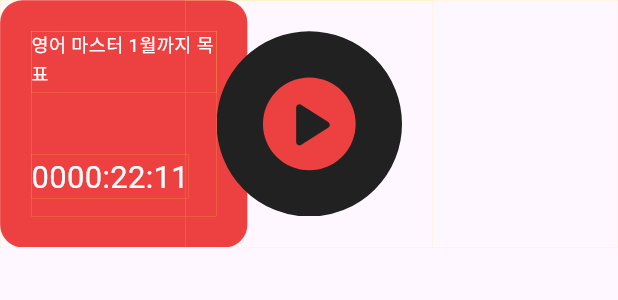
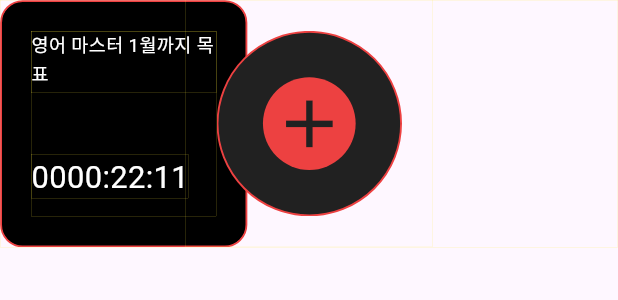
Before and after one commit to springstudy9092/tenthousand_hour_rule_flutter, a Flutter app: the MainGoalBox widget shown alone on an empty page, opened directly, on a phone screen of 412 x 824 dp. Shown: the top 300 px of the screen. Run offline on Flutter 3.47's test engine with Material 3 defaults, Android fonts, the phone set to English and light mode, and no system bars; missing offline and left inert: kakao_flutter_sdk; network calls fail.

Commit message:
20240107 get list, create common modal, icon click event, page move

```diff
--- a/lib/common/main_goal_box.dart
+++ b/lib/common/main_goal_box.dart
@@ -2,21 +2,29 @@ import 'package:flutter/material.dart';
 import 'package:sample_project/goal_main/goal_add.dart';
 
 import '../entities/goal.dart';
+import 'confirm_modal.dart';
 
 // 메인 목표 리스트 페이지 중 직사각형 목표상자 재사용
 class MainGoalBox extends StatefulWidget {
+  final String userId;
+  final String goalId;
   final String title;
   final String time; // TODO 시간 데이터 형식 수정 필요함 ex) 16:29
   final Color color;
   final String stat; // 신규0, 진행중1, 중지2, 삭제3, 완료4 임시 컬럼 상태 관리. 일단 진행하고 나중에 소스 개선 enum
   final Goal? goal; // 수정 예정
+  final int listCnt; // 수정 예정
+
   MainGoalBox({
     Key? key,
+    this.userId = "새로운 목표", // 사용자 아이디 전역에서 가져올 수 있으면 제거
+    this.goalId = "새로운 목표", // 컬럼 숫자로 변경 후 숫자로 받아올 예정
     this.title = "새로운 목표",
     this.time = '0000:00:00', // hh:mm:dd
-    this.color = Colors.black, // 추가한 목표 없는 경우 검정 네모로 보이도록 기본값 설정
-    this.stat = '1',
+    this.color = Colors.black,
+    this.stat = 'N', // 목표 상태 I:진행중(ing), F:완료(fin), S:중지(stop), R:준비(ready. 등록완료상태)  / 없으면 기본값 신규(New)
     this.goal = null, // 수정 예정
+    this.listCnt = 0, // 수정 예정
   }) :super(key: key);
 
   @override
@@ -26,38 +34,31 @@ class MainGoalBox extends StatefulWidget {
 class _MainGoalBox extends State<MainGoalBox> {
   @override
   Widget build(BuildContext context){
+
     final Size size = MediaQuery.of(context).size;
-    return Container(
-      margin: EdgeInsets.fromLTRB(0, 0, 0, size.width * 0.05), // 하단 마진
-      height: size.width * 0.4,
-      width: double.infinity,
-      decoration: BoxDecoration(
-        border: Border.all(
-          color: Colors.yellow,// 제거 예정
-          width: 0.1,
-        ),
-      ),
-      child:
-      Stack(
-        children: [
-          // 1) 왼쪽 사각형
-          Positioned(
+    // 신규인경우 +아이콘, 진행 가능인 경우 ▶, 완료인 경우 아이콘 없음
+    Positioned leftBox =  Positioned(
         left: 0,
         child: GestureDetector(
           onTap: () {
+            if(widget.stat == 'N' && widget.listCnt > 20){ // 신규인데 N개 넘어가는 경우 모달창
+              String msg = '진행중인 목표는 최대 20건까지만\n 설정할 수 있습니다.';
+              _showConfirmModal(context, msg,(){}); // 확인시 이벤트가 없음 --> 기획 확인 필요함
+            }else{
               Navigator.push(
                 context,
                 MaterialPageRoute(
                   builder: (context) => GoalAdd(),
                   settings: RouteSettings(arguments: widget.goal),),
               );
+            }
           },
           child: Container(
             width: size.width * 0.4,
             height: size.width * 0.4,
             decoration:
             BoxDecoration(
-                  color: widget.stat != '0' ? widget.color : Colors.black,  // 변동 색상 → 목표별 색상 다르게 하도록
+              color: widget.stat != 'N' ? widget.color : Colors.black,  // 신규인 경우 검정색 상자
               borderRadius: BorderRadius.circular(15.0), // 모서리 둥글기 정도
               border: Border.all(
                 color: widget.color,
@@ -119,10 +120,10 @@ class _MainGoalBox extends State<MainGoalBox> {
             ),
           ),
         )
-          ),
-          // 2) 오른쪽 동그라미 재생 버튼
-          Positioned(
-            left: size.width * 0.3,
+    ); // 왼쪽 사각형
+    Positioned rightCircle = Positioned(
+      bottom: 0,
+      left: widget.stat != 'F' ? size.width * 0.3 : size.width * 0.2, // 완료면 동그라미 들어가야함
       child: Container(
         width: size.width * 0.4,
         height: size.width * 0.4,
@@ -145,7 +146,7 @@ class _MainGoalBox extends State<MainGoalBox> {
                   shape: BoxShape.circle, // 동그라미 만들기
                   color: Color(0xFF212121), // 고정색상 검회색 212121
                   border: Border.all(
-                          color: widget.stat != '0' ? Color(0xFF212121) : widget.color,
+                    color: widget.stat != 'N' ? Color(0xFF212121) : widget.color, // 신규인 경우만 테두리
                     width: size.width * 0.003,
                   ),
                 ),
@@ -158,15 +159,20 @@ class _MainGoalBox extends State<MainGoalBox> {
                       shape: BoxShape.circle, // 동그라미 만들기
                       color: widget.color, // 변동 색상 → 목표별 색상 다르게 하도록
                     ),
-                          child: Center(
-                            child: Icon(
+                    child:
+                    // 목표 완료(stat = 'F')인 경우 아이콘 보이지 않음
+                    // 아이콘 버튼은, 신규 및 실행 가능만 보이기
+                    widget.stat != 'F' ?
+                    Center(
+                      child:
+                      Icon(
                         // 신규 추가 아닌 경우 ▶ 아이콘 보여주고
                         // 신규 추가인 경우 + 아이콘으로 보여주기
-                              widget.stat != '0' ? Icons.play_arrow_rounded : Icons.add,
+                        widget.stat != 'N' ? Icons.play_arrow_rounded : Icons.add,
                         color: Color(0xFF212121), // 아이콘에 고정색상 검회색 212121
                         size: size.width * 0.13,
                       ),
-                          ),
+                    )  : null,
                   ),
                 ),
               ),
@@ -174,9 +180,39 @@ class _MainGoalBox extends State<MainGoalBox> {
           ],
         ),
       ),
+    ); // 오른쪽 동그라미
+
+    // 목표 완료인 경우 동그라미가 아래로 가도록
+    List<Widget> childWidgets = [];
+    if(widget.stat != 'F'){
+      childWidgets = [leftBox, rightCircle];
+    }else{
+      childWidgets = [rightCircle, leftBox];
+    }
+    return Container(
+      margin: EdgeInsets.fromLTRB(0, 0, 0, size.width * 0.05), // 하단 마진
+      height: size.width * 0.4,
+      width: double.infinity,
+      decoration: BoxDecoration(
+        border: Border.all(
+          color: Colors.yellow,// 제거 예정
+          width: 0.1,
         ),
-        ],
+      ),
+      child:
+      Stack(
+        children: childWidgets,
       ),
     );
   }
+
+  Future<void> _showConfirmModal(BuildContext context, String content, VoidCallback confirmfunc) async {
+    return showDialog<void>(
+      context: context,
+      barrierDismissible: false,
+      builder: (BuildContext context) {
+        return ConfirmModal(content: content,onConfirm:(){}); // 별도의 위젯으로 분리
+      },
+    );
   }
+}
```
Also changed, not shown: lib/common/confirm_modal.dart (added, +84 -0 lines), lib/goal_main/goal_add.dart (+43 -4 lines), lib/goal_main/goal_main.dart (+10 -5 lines). Lines whose indentation alone changed are shown as unchanged.
